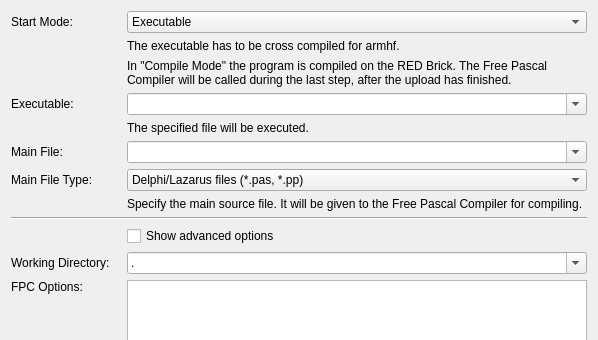
First picture: the form in src/brickv/plugin_system/plugins/red/ui/program_page_delphi.ui, repository Tinkerforge/brickv, before the edit; both pictures show x 0 to 598 and y 0 to 340 of the 598 by 767 pixel window.
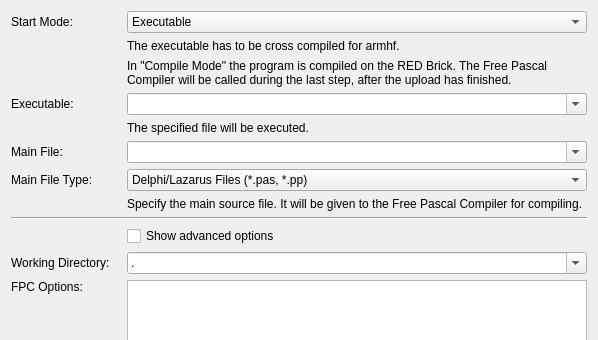
Second picture: the form after the edit. Custom widgets are drawn as their Qt base class.

```diff
--- a/src/brickv/plugin_system/plugins/red/ui/program_page_delphi.ui
+++ b/src/brickv/plugin_system/plugins/red/ui/program_page_delphi.ui
@@ -195,7 +195,7 @@
        </item>
        <item>
         <property name="text">
-         <string>Delphi/Lazarus files (*.pas, *.pp)</string>
+         <string>Delphi/Lazarus Files (*.pas, *.pp)</string>
         </property>
        </item>
       </widget>
```
Left out of the diff: 2 changed lines with no effect on the pictures.
